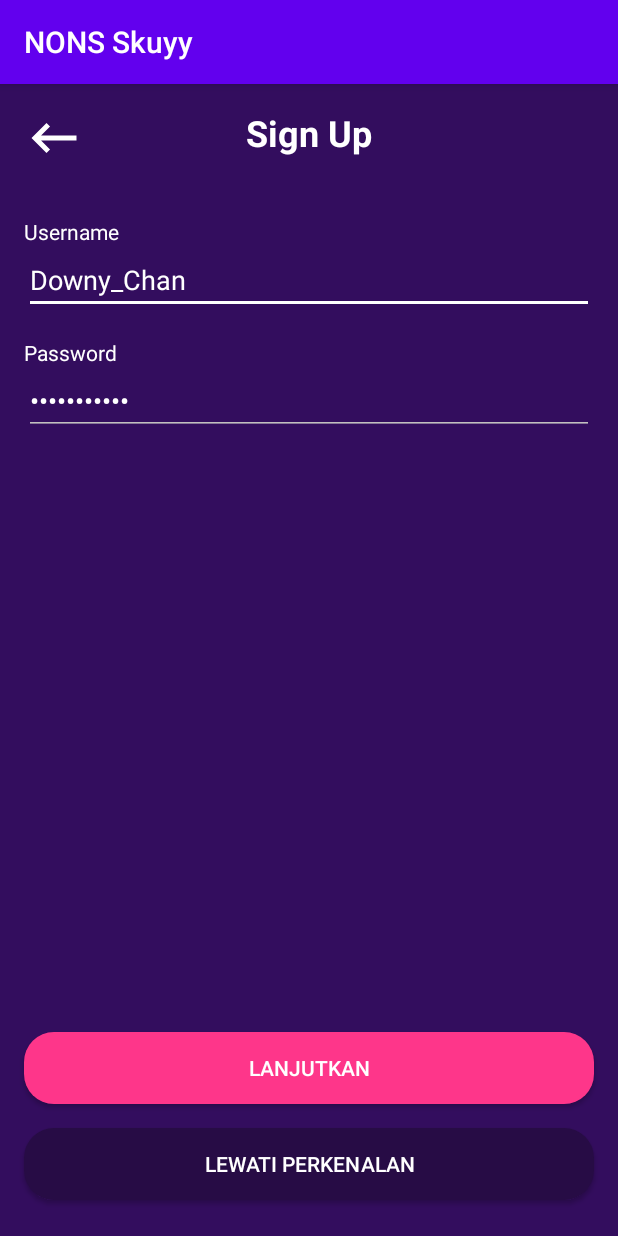
After one commit to Ramdoni007/NONS_Skuyy, an Android app: the SignUpActivity screen opened directly, with no data from a screen before it, on a phone screen of 412 x 824 dp. The commit adds this screen. Run offline under Robolectric (Android 15) with nearby library versions, the phone set to English and light mode, and no system bars.

Commit message:
Penambahan Sign Up Page Belum Kelar

```diff
--- a/app/src/main/AndroidManifest.xml
+++ b/app/src/main/AndroidManifest.xml
@@ -9,7 +9,8 @@
         android:roundIcon="@mipmap/ic_launcher_round"
         android:supportsRtl="true"
         android:theme="@style/AppTheme">
-        <activity android:name=".SignInActivity"></activity>
+        <activity android:name=".SignUpActivity"></activity>
+        <activity android:name=".SignInActivity" />
         <activity android:name=".onboarding.OnBoardingThreeActivity" />
         <activity android:name=".onboarding.OnboardingTwoActivity" />
         <activity android:name=".onboarding.OnboardingOneActivity" />
--- /dev/null
+++ b/app/src/main/java/com/blueskywalker/nonsskuyy/SignUpActivity.kt
@@ -0,0 +1,11 @@
+package com.blueskywalker.nonsskuyy
+
+import androidx.appcompat.app.AppCompatActivity
+import android.os.Bundle
+
+class SignUpActivity : AppCompatActivity() {
+    override fun onCreate(savedInstanceState: Bundle?) {
+        super.onCreate(savedInstanceState)
+        setContentView(R.layout.activity_sign_up)
+    }
+}
--- /dev/null
+++ b/app/src/main/res/drawable/ic_baseline_keyboard_backspace_24.xml
@@ -0,0 +1,5 @@
+<vector android:height="24dp" android:tint="#FFFFFF"
+    android:viewportHeight="24" android:viewportWidth="24"
+    android:width="24dp" xmlns:android="http://schemas.android.com/apk/res/android">
+    <path android:fillColor="@android:color/white" android:pathData="M21,11H6.83l3.58,-3.59L9,6l-6,6 6,6 1.41,-1.41L6.83,13H21z"/>
+</vector>
--- /dev/null
+++ b/app/src/main/res/layout/activity_sign_up.xml
@@ -0,0 +1,124 @@
+<?xml version="1.0" encoding="utf-8"?>
+<androidx.constraintlayout.widget.ConstraintLayout xmlns:android="http://schemas.android.com/apk/res/android"
+    xmlns:app="http://schemas.android.com/apk/res-auto"
+    xmlns:tools="http://schemas.android.com/tools"
+    android:layout_width="match_parent"
+    android:layout_height="match_parent"
+    android:background="@color/colorPurple"
+    tools:context=".onboarding.OnboardingOneActivity">
+
+    <Button
+        android:id="@+id/button"
+        android:layout_width="0dp"
+        android:layout_height="wrap_content"
+        android:layout_marginStart="16dp"
+        android:layout_marginEnd="16dp"
+        android:layout_marginBottom="24dp"
+        android:background="@drawable/shape_rectangle_secondary_button"
+        android:text="@string/lewati_perkenalan"
+        android:textColor="@color/coloWhite"
+        app:layout_constraintBottom_toBottomOf="parent"
+        app:layout_constraintEnd_toEndOf="parent"
+        app:layout_constraintStart_toStartOf="parent" />
+
+    <Button
+        android:id="@+id/button2"
+        android:layout_width="0dp"
+        android:layout_height="wrap_content"
+        android:layout_marginStart="16dp"
+        android:layout_marginEnd="16dp"
+        android:layout_marginBottom="16dp"
+        android:background="@drawable/shape_rectangle_primary_button"
+        android:text="@string/lanjutkan"
+        android:textColor="@color/coloWhite"
+        app:layout_constraintBottom_toTopOf="@+id/button"
+        app:layout_constraintEnd_toEndOf="parent"
+        app:layout_constraintStart_toStartOf="parent" />
+
+    <TextView
+        android:id="@+id/textView"
+        android:layout_width="0dp"
+        android:layout_height="wrap_content"
+        android:layout_marginStart="16dp"
+        android:layout_marginTop="16dp"
+        android:layout_marginEnd="16dp"
+        android:gravity="center"
+        android:text="@string/sign_up"
+        android:textColor="@color/coloWhite"
+        android:textSize="24sp"
+        android:textStyle="bold"
+        app:layout_constraintEnd_toEndOf="parent"
+        app:layout_constraintStart_toStartOf="parent"
+        app:layout_constraintTop_toTopOf="parent" />
+
+    <TextView
+        android:id="@+id/textView3"
+        android:layout_width="0dp"
+        android:layout_height="wrap_content"
+        android:layout_marginStart="16dp"
+        android:layout_marginTop="40dp"
+        android:layout_marginEnd="16dp"
+        android:text="@string/usernme"
+        android:textColor="@color/coloWhite"
+        app:layout_constraintEnd_toEndOf="parent"
+        app:layout_constraintStart_toStartOf="parent"
+        app:layout_constraintTop_toBottomOf="@+id/textView" />
+
+    <EditText
+        android:id="@+id/editTextTextPersonName"
+        android:layout_width="0dp"
+        android:layout_height="wrap_content"
+        android:layout_marginStart="16dp"
+        android:layout_marginEnd="16dp"
+        android:backgroundTint="@color/coloWhite"
+        android:ems="10"
+        android:inputType="textPersonName"
+        android:text="Downy_Chan"
+        android:textColor="@color/coloWhite"
+        android:textColorHint="@color/coloWhiteGrey"
+        app:layout_constraintEnd_toEndOf="parent"
+        app:layout_constraintStart_toStartOf="parent"
+        app:layout_constraintTop_toBottomOf="@+id/textView3" />
+
+    <TextView
+        android:id="@+id/textView4"
+        android:layout_width="0dp"
+        android:layout_height="wrap_content"
+        android:layout_marginStart="16dp"
+        android:layout_marginTop="16dp"
+        android:layout_marginEnd="16dp"
+        android:text="Password"
+        android:textColor="@color/coloWhite"
+        app:layout_constraintEnd_toEndOf="parent"
+        app:layout_constraintStart_toStartOf="parent"
+        app:layout_constraintTop_toBottomOf="@+id/editTextTextPersonName" />
+
+    <EditText
+        android:id="@+id/editTextTextPersonName2"
+        android:layout_width="0dp"
+        android:layout_height="wrap_content"
+        android:layout_marginStart="16dp"
+        android:layout_marginEnd="16dp"
+        android:backgroundTint="@color/coloWhiteGrey"
+        android:ems="10"
+        android:inputType="textPassword"
+        android:text="NamaKuBento"
+        android:textColor="@color/coloWhite"
+        app:layout_constraintEnd_toEndOf="parent"
+        app:layout_constraintStart_toStartOf="parent"
+        app:layout_constraintTop_toBottomOf="@+id/textView4" />
+
+    <ImageView
+        android:id="@+id/imageView3"
+        android:layout_width="40dp"
+        android:layout_height="40dp"
+        android:layout_marginStart="16dp"
+        android:layout_marginTop="16dp"
+        android:layout_marginEnd="16dp"
+        app:layout_constraintEnd_toEndOf="parent"
+        app:layout_constraintHorizontal_bias="0.0"
+        app:layout_constraintStart_toStartOf="parent"
+        app:layout_constraintTop_toTopOf="parent"
+        app:srcCompat="@drawable/ic_baseline_keyboard_backspace_24" />
+
+</androidx.constraintlayout.widget.ConstraintLayout>
--- a/app/src/main/res/values/strings.xml
+++ b/app/src/main/res/values/strings.xml
@@ -11,4 +11,5 @@
     </string>
     <string name="sign_in">Sign In</string>
     <string name="usernme">Username</string>
+    <string name="sign_up">Sign Up</string>
 </resources>
```
